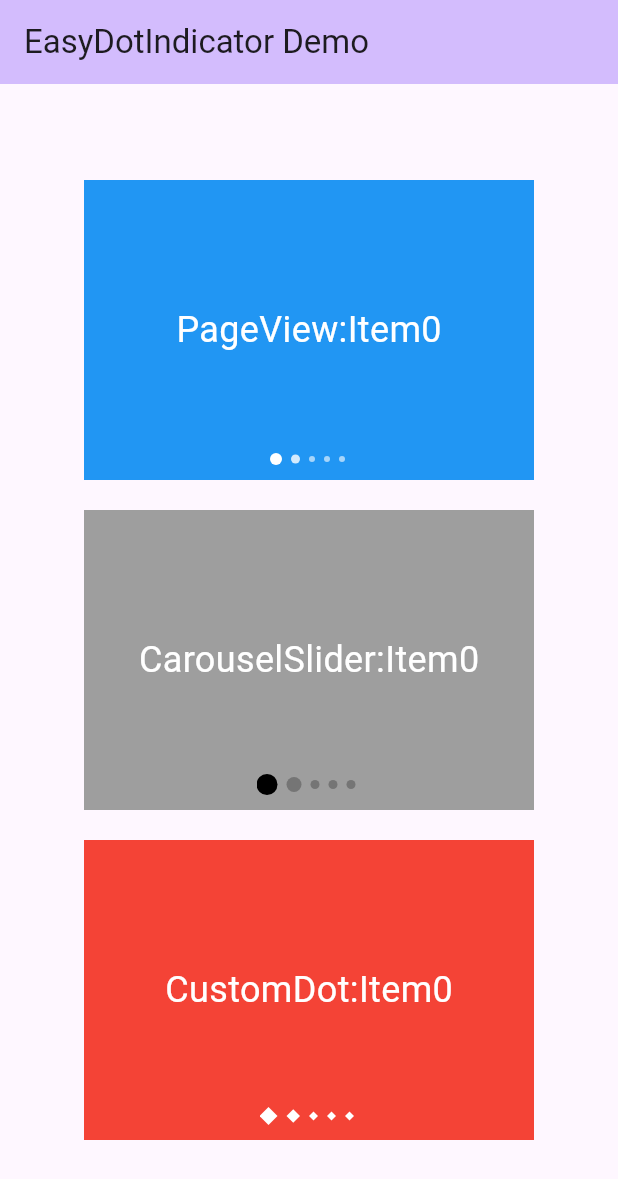
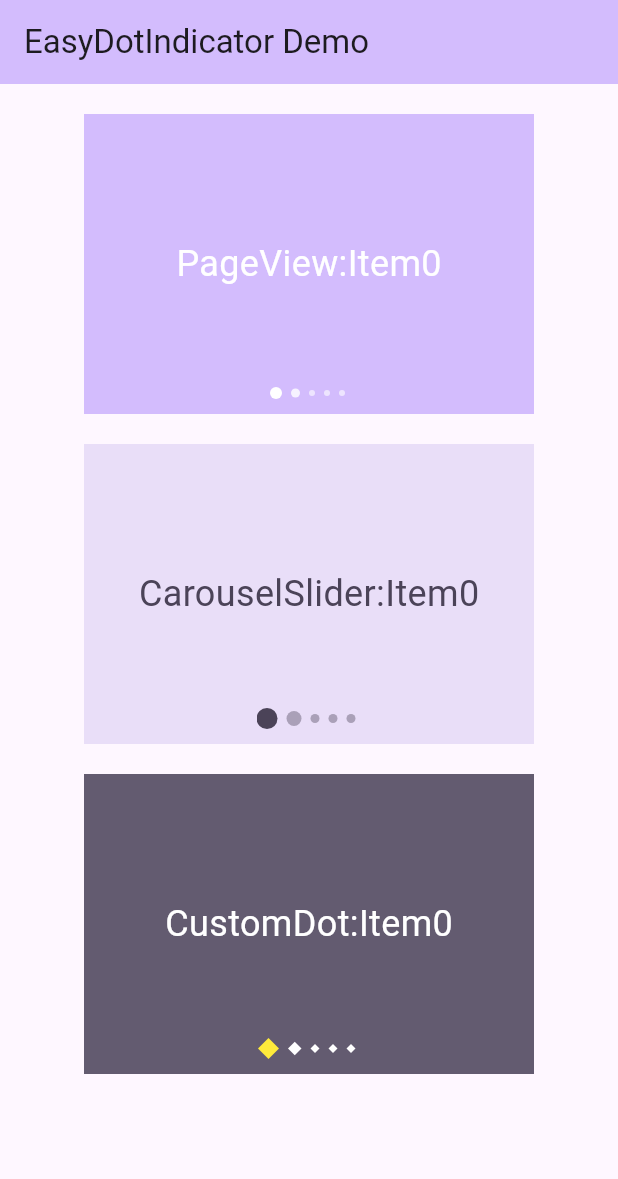
Before and after one commit to YanhqZ/easy_dot_indicator, a Flutter app: the screen it shows after launch, on a phone screen of 412 x 824 dp. Shown: the top 1179 px of the screen. Run offline on Flutter 3.47's test engine with Material 3 defaults, Android fonts, the phone set to English and light mode, and no system bars; drawn by our look-alikes of carousel_slider.

Commit message:
Update example UI

```diff
--- a/example/lib/main.dart
+++ b/example/lib/main.dart
@@ -41,11 +41,13 @@ class _DemoPageState extends State<DemoPage> {
         backgroundColor: Theme.of(context).colorScheme.inversePrimary,
         title: const Text('EasyDotIndicator Demo'),
       ),
-      body: const Column(
+      body: const SingleChildScrollView(
+        child: Column(
           crossAxisAlignment: CrossAxisAlignment.center,
           mainAxisSize: MainAxisSize.max,
           mainAxisAlignment: MainAxisAlignment.center,
           children: [
+            SizedBox(height: 20),
             Align(
               alignment: Alignment.center,
               child: PageViewExample(),
@@ -62,6 +64,7 @@ class _DemoPageState extends State<DemoPage> {
             ),
           ],
         ),
+      ),
     );
   }
 }
--- a/example/lib/widget/carousel_slider_example.dart
+++ b/example/lib/widget/carousel_slider_example.dart
@@ -26,10 +26,13 @@ class _CarouselSliderExampleState extends State<CarouselSliderExample> {
                 10,
                 (index) => Container(
                   alignment: Alignment.center,
-                  color: Colors.grey,
+                  color: Theme.of(context).colorScheme.secondaryContainer,
                   child: Text(
                     'CarouselSlider:Item$index',
-                    style: const TextStyle(fontSize: 24, color: Colors.white),
+                    style: TextStyle(
+                      fontSize: 24,
+                      color: Theme.of(context).colorScheme.onSecondaryContainer,
+                    ),
                   ),
                 ),
               ),
@@ -47,12 +50,12 @@ class _CarouselSliderExampleState extends State<CarouselSliderExample> {
                 visibleNum: 5,
                 count: 10,
                 controller: indicatorController,
-                dotConfig: const EasyDotIndicatorCustomConfig(
-                  big: DotStyle(size: Size.square(14)),
-                  middle: DotStyle(size: Size.square(10)),
-                  small: DotStyle(size: Size.square(6)),
-                  activeColor: Color(0xFF000000),
-                  inactiveColor: Color(0xFF757575),
+                dotConfig: EasyDotIndicatorCustomConfig(
+                  big: const DotStyle(size: Size.square(14)),
+                  middle: const DotStyle(size: Size.square(10)),
+                  small: const DotStyle(size: Size.square(6)),
+                  activeColor: Theme.of(context).colorScheme.onSecondaryContainer,
+                  inactiveColor: Theme.of(context).colorScheme.onSecondaryContainer.withOpacity(0.4),
                 )),
           ),
         ],
--- a/example/lib/widget/custom_dot_example.dart
+++ b/example/lib/widget/custom_dot_example.dart
@@ -23,7 +23,7 @@ class _CustomDotExampleState extends State<CustomDotExample> {
             child: PageView.builder(
               itemBuilder: (_, index) => Container(
                 alignment: Alignment.center,
-                color: Colors.red,
+                color: Theme.of(context).colorScheme.secondary,
                 child: Text(
                   'CustomDot:Item$index',
                   style: const TextStyle(fontSize: 24, color: Colors.white),
@@ -48,11 +48,12 @@ class _CustomDotExampleState extends State<CustomDotExample> {
                 animDuration: const Duration(milliseconds: 200),
                 gap: 6,
                 customDotBuilder: (anim, cur, pre) {
-                  final preSize = _getDotStyle(pre).size;
-                  final curSize = _getDotStyle(cur).size;
+                  final preDot = _getDotStyle(pre);
+                  final curDot = _getDotStyle(cur);
                   return CustomPaint(
-                    painter: IndicatorCustomDotPainter(),
-                    size: Size.lerp(preSize, curSize, anim.value)!,
+                    painter: IndicatorCustomDotPainter(
+                        Color.lerp(preDot.color, curDot.color, anim.value)!),
+                    size: Size.lerp(preDot.size, curDot.size, anim.value)!,
                   );
                 },
               ),
@@ -65,7 +66,7 @@ class _CustomDotExampleState extends State<CustomDotExample> {
 
   DotStyle _getDotStyle(Dot dot) {
     return switch (dot) {
-      Dot.big => const DotStyle(size: Size.square(12)),
+      Dot.big => const DotStyle(size: Size.square(14), color: Colors.yellow),
       Dot.middle => const DotStyle(size: Size.square(9)),
       Dot.small => const DotStyle(size: Size.square(6)),
     };
@@ -73,10 +74,14 @@ class _CustomDotExampleState extends State<CustomDotExample> {
 }
 
 class IndicatorCustomDotPainter extends CustomPainter {
+  final Color color;
+
+  IndicatorCustomDotPainter(this.color);
+
   @override
   void paint(Canvas canvas, Size size) {
     Paint paint = Paint()
-      ..color = Colors.white
+      ..color = color
       ..style = PaintingStyle.fill;
 
     Path path = Path();
--- a/example/lib/widget/page_view_example.dart
+++ b/example/lib/widget/page_view_example.dart
@@ -23,7 +23,7 @@ class _PageViewExampleState extends State<PageViewExample> {
             child: PageView.builder(
               itemBuilder: (_, index) => Container(
                 alignment: Alignment.center,
-                color: index.isEven ? Colors.blue : Colors.red,
+                color: Theme.of(context).colorScheme.inversePrimary,
                 child: Text(
                   'PageView:Item$index',
                   style: const TextStyle(fontSize: 24, color: Colors.white),
```
Also changed, not shown: 1 other file. Lines whose indentation alone changed are shown as unchanged.
